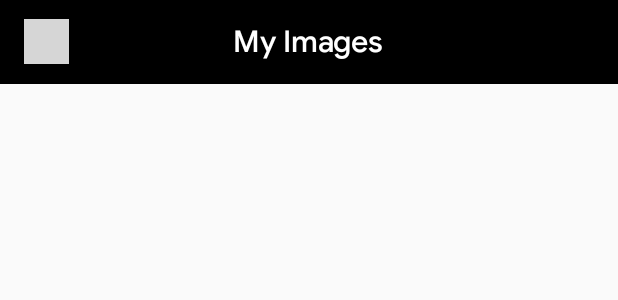
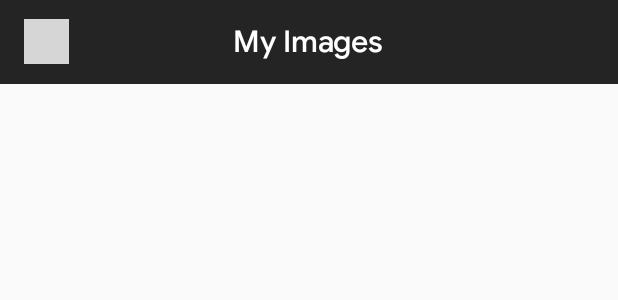
Before and after one commit to vocsyinfotech/cc-new-calligraphy, an Android app: the layout activity_my_creation.xml on its own in the app's theme, with its tools: preview values and no code run, on a phone screen of 412 x 824 dp. Shown: the top 300 px of the screen. Run offline under Robolectric (Android 15) with nearby library versions, the phone set to English and light mode, and no system bars; Roboto replaces fonts that are not available here; grey boxes are pictures that could not be loaded.

Commit message:
CHG - ADs

```diff
--- a/app/src/main/AndroidManifest.xml
+++ b/app/src/main/AndroidManifest.xml
@@ -45,9 +45,11 @@
 
         <activity
             android:name=".EnterAppActivity"
+            android:screenOrientation="portrait"
             android:exported="false" />
         <activity
             android:name=".GetStartActivity"
+            android:screenOrientation="portrait"
             android:exported="false" />
         <activity
             android:name=".ScorpionMainActivity"
--- a/app/src/main/java/com/Example/calligrapy/GetStartActivity.java
+++ b/app/src/main/java/com/Example/calligrapy/GetStartActivity.java
@@ -12,7 +12,7 @@ import androidx.appcompat.app.AppCompatActivity;
 
 import vocsy.ads.ExitScreen;
 
-public class GetStartActivity extends AppCompatActivity {
+public class   GetStartActivity extends AppCompatActivity {
     private Button get_start;
     private LogoView image;
     private TextView title;
--- a/app/src/main/java/com/Example/calligrapy/ScorpionMainActivity.java
+++ b/app/src/main/java/com/Example/calligrapy/ScorpionMainActivity.java
@@ -100,7 +100,7 @@ public class ScorpionMainActivity extends AppCompatActivity {
         SystemConfiguration.setStatusBarColor(this, R.color.backgroundcolor);
         setContentView(R.layout.activity_main);
 
-        GoogleAds.getInstance().addBigNativeView(this, findViewById(R.id.nativeLay));
+        GoogleAds.getInstance().addNativeView(this, findViewById(R.id.nativeLay));
 
         this.create_new = (LinearLayout) findViewById(R.id.create_new);
         this.create_new.setOnClickListener(arg0 -> {
--- a/app/src/main/res/layout/activity_edit_text.xml
+++ b/app/src/main/res/layout/activity_edit_text.xml
@@ -162,7 +162,7 @@
     <RelativeLayout
         android:id="@+id/banner"
         android:layout_width="match_parent"
-        android:layout_height="?actionBarSize"
+        android:layout_height="0dp"
         android:layout_alignParentBottom="true"
         android:layout_centerHorizontal="true"
         android:background="@color/white"
--- a/app/src/main/res/layout/activity_my_creation.xml
+++ b/app/src/main/res/layout/activity_my_creation.xml
@@ -50,18 +50,17 @@
     <RelativeLayout
         android:id="@+id/banner"
         android:layout_width="match_parent"
-        android:layout_height="?actionBarSize"
+        android:layout_height="0dp"
         android:layout_alignParentBottom="true"
         android:layout_centerHorizontal="true"
-        android:layout_gravity="center_horizontal"
         android:background="@color/white">
 
         <LinearLayout
             android:id="@+id/nativeLay"
             android:layout_width="match_parent"
+            android:layout_height="0dp"
+            android:layout_gravity="center"
             android:gravity="center"
-            android:layout_height="wrap_content"
-            android:layout_gravity="center_horizontal"
             android:orientation="horizontal" />
 
     </RelativeLayout>
--- a/app/src/main/res/layout/activity_my_crop.xml
+++ b/app/src/main/res/layout/activity_my_crop.xml
@@ -111,7 +111,7 @@
     <RelativeLayout
         android:id="@+id/banner"
         android:layout_width="match_parent"
-        android:layout_height="?actionBarSize"
+        android:layout_height="0dp"
         android:layout_alignParentBottom="true"
         android:layout_centerHorizontal="true"
         android:background="@color/white"
--- a/app/src/main/res/layout/activity_tattoo_grid.xml
+++ b/app/src/main/res/layout/activity_tattoo_grid.xml
@@ -189,7 +189,7 @@
     <RelativeLayout
         android:id="@+id/banner"
         android:layout_width="match_parent"
-        android:layout_height="?actionBarSize"
+        android:layout_height="0dp"
         android:layout_alignParentBottom="true"
         android:layout_centerHorizontal="true"
         android:background="@color/white"
--- a/app/src/main/res/layout/activity_text.xml
+++ b/app/src/main/res/layout/activity_text.xml
@@ -247,7 +247,7 @@
     <RelativeLayout
         android:id="@+id/banner"
         android:layout_width="match_parent"
-        android:layout_height="?actionBarSize"
+        android:layout_height="0dp"
         android:layout_alignParentBottom="true"
         android:layout_centerHorizontal="true"
         android:background="@drawable/splasbgg"
--- a/app/src/main/res/layout/new_calli_dslr.xml
+++ b/app/src/main/res/layout/new_calli_dslr.xml
@@ -80,7 +80,7 @@
     <RelativeLayout
         android:id="@+id/banner"
         android:layout_width="match_parent"
-        android:layout_height="?actionBarSize"
+        android:layout_height="0dp"
         android:layout_alignParentBottom="true"
         android:layout_centerHorizontal="true"
         android:background="@color/white"
--- a/app/src/main/res/values/colors.xml
+++ b/app/src/main/res/values/colors.xml
@@ -8,7 +8,7 @@
     <color name="textcolor">#FFFFFF</color>
     <color name="backgroundcolor">#FFFFFF</color>
     <color name="white">#ffffff</color>
-    <color name="black">#000000</color>
+    <color name="black">#242424</color>
     <color name="themecolor">#000000</color>
     <color name="grey">#8F8E8E</color>
 </resources>
```
Also changed, not shown: app/src/main/java/com/Example/calligrapy/ScorpionEditTextActivity.java (+2 -5 lines), app/src/main/java/com/Example/calligrapy/ScorpionTextActivity.java (+19 -17 lines), app/src/main/res/drawable/app_button.xml (added, +16 -0 lines), app/src/main/res/drawable/appicon.png, 1992 other files.
